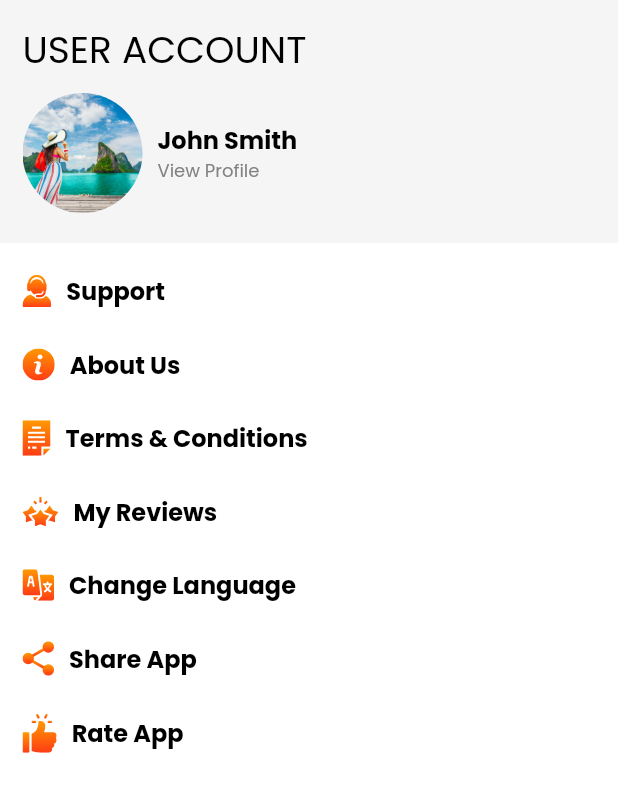
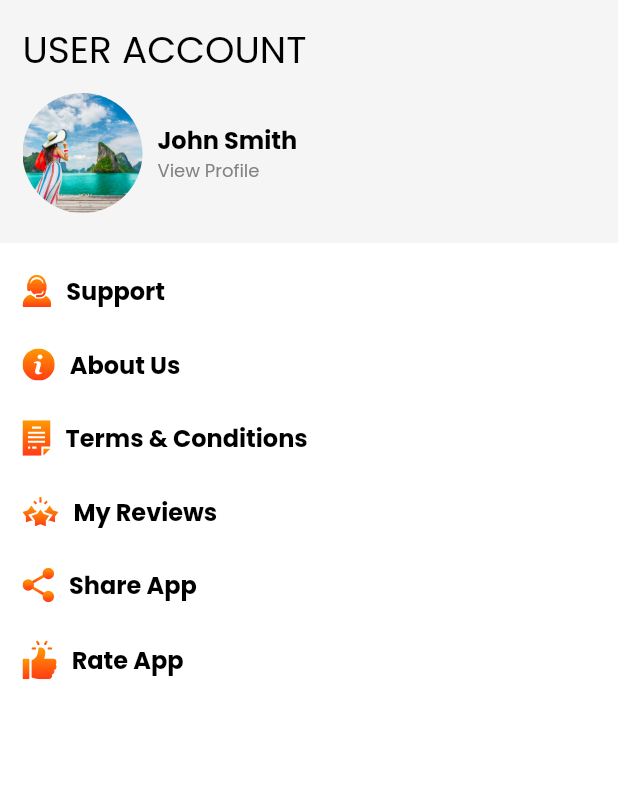
Before and after one commit to Qasimfazal/flutter, a Flutter app: the UserScreen screen opened directly, on a phone screen of 412 x 824 dp. Shown: the top 792 px of the screen. Run offline on Flutter 3.47's test engine with Material 2 defaults, Android fonts, the phone set to English and light mode, and no system bars; our stand-ins replace bubble_tab_indicator, flutter_rating_bar, flutter_svg.

Commit message:
workign on ui

```diff
--- a/lib/views/user_view.dart
+++ b/lib/views/user_view.dart
@@ -176,28 +176,28 @@ Util.open(context, SupportScreen());
             ),
           ),
         ),
-        InkWell(
-          onTap: (){
-            Util.open(context, LanguageScreen());
-          },
-          child: Container(
-            margin: EdgeInsets.only(left: 15, right: 15, bottom: 25),
-            child: Row(
-              children: [
-                Container(
-                    margin: EdgeInsets.only(right: 10),
-                    child: SvgPicture.asset("assets/ic_language.svg")),
-                Text(
-                  "Change Language",
-                  style: TextStyle(
-                      fontWeight: FontWeight.w600,
-                      color: Colors.black,
-                      fontSize: 16),
-                ),
-              ],
-            ),
-          ),
-        ),
+        // InkWell(
+        //   onTap: (){
+        //     Util.open(context, LanguageScreen());
+        //   },
+        //   child: Container(
+        //     margin: EdgeInsets.only(left: 15, right: 15, bottom: 25),
+        //     child: Row(
+        //       children: [
+        //         Container(
+        //             margin: EdgeInsets.only(right: 10),
+        //             child: SvgPicture.asset("assets/ic_language.svg")),
+        //         Text(
+        //           "Change Language",
+        //           style: TextStyle(
+        //               fontWeight: FontWeight.w600,
+        //               color: Colors.black,
+        //               fontSize: 16),
+        //         ),
+        //       ],
+        //     ),
+        //   ),
+        // ),
         Container(
           margin: EdgeInsets.only(left: 15, right: 15, bottom: 25),
           child: Row(
```
